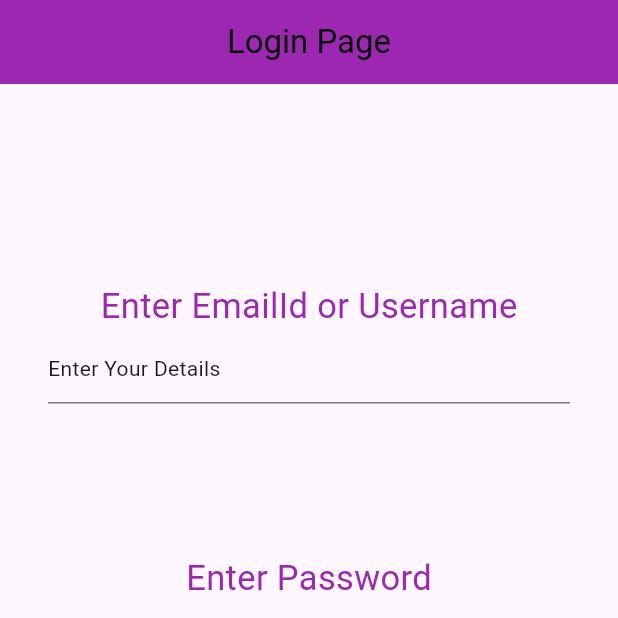
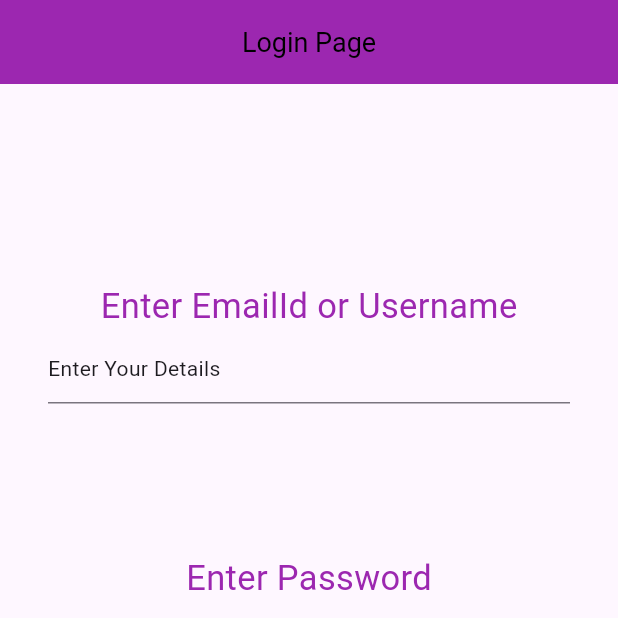
Before and after one commit to Ratndeep1999/shared_pref_prectice, a Flutter app: the screen it shows after launch, on a phone screen of 412 x 824 dp, the top half of it. Run offline on Flutter 3.47's test engine with Material 3 defaults, Android fonts, the phone set to English and light mode, and no system bars.

Commit message:
label_text_widget.dart Overflow property add, and default fontsize add if fontsize is null

```diff
--- a/lib/Widgets/label_text_widget.dart
+++ b/lib/Widgets/label_text_widget.dart
@@ -24,9 +24,10 @@ class LabelTextWidget extends StatelessWidget {
       label,
       style: TextStyle(
         color: fontColor ?? Colors.purple,
-        fontSize: fontSize,
+        fontSize: fontSize ?? 18,
         fontWeight: fontWeight,
         letterSpacing: letterSpacing,
+        overflow: TextOverflow.ellipsis
       ),
     );
   }
```
